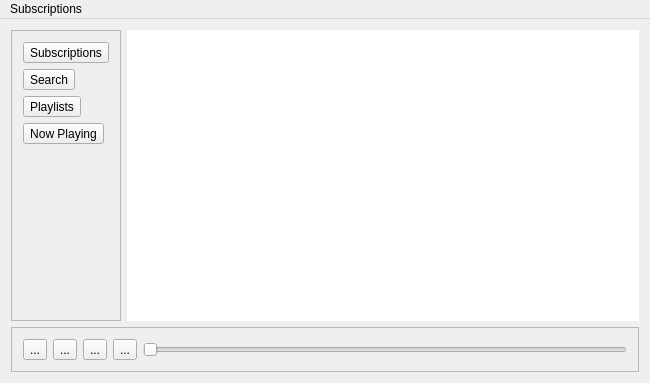
Above: player/OboeWindow.ui from peternogg/OboePodcastPlayer before the change. Below: the same form after it.
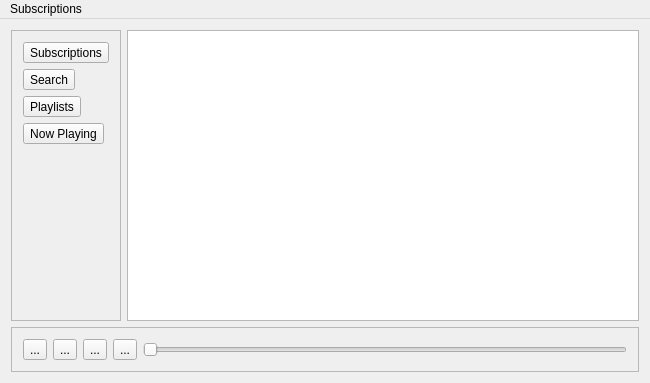
That is the form after the change. The open tabs and pages were chosen to show the change.

Commit message:
Made Episodes viewable and load on startup
* Added a temporary EpisodeModel type to show Episodes for a podcast
* Added an EpisodesPage and episodeView to display episodes in the UI
* Added a fetchChildrenOf function to Repository to load episodes of a
  podcast out of the database. It's sort of a crutch right now.

Notes:
Repository is getting sort of stuffed full of functionality. When it
gets made into a thread (or something), it'll need to be refactored and
cleaned up. It might be useful to set up a sort of fetchWhere function.

Patch:
```diff
--- a/player/OboeWindow.ui
+++ b/player/OboeWindow.ui
@@ -118,6 +118,35 @@
         </item>
        </layout>
       </widget>
+      <widget class="QWidget" name="EpisodesPage">
+       <layout class="QVBoxLayout" name="verticalLayout_4">
+        <property name="spacing">
+         <number>0</number>
+        </property>
+        <property name="leftMargin">
+         <number>0</number>
+        </property>
+        <property name="topMargin">
+         <number>0</number>
+        </property>
+        <property name="rightMargin">
+         <number>0</number>
+        </property>
+        <property name="bottomMargin">
+         <number>0</number>
+        </property>
+        <item>
+         <widget class="QTableView" name="episodeView">
+          <property name="showGrid">
+           <bool>true</bool>
+          </property>
+          <attribute name="verticalHeaderVisible">
+           <bool>false</bool>
+          </attribute>
+         </widget>
+        </item>
+       </layout>
+      </widget>
      </widget>
     </item>
     <item row="0" column="0">
```
Left out of the diff: 8 changed lines with no effect on the pictures. The commit also changes 7 other files.
